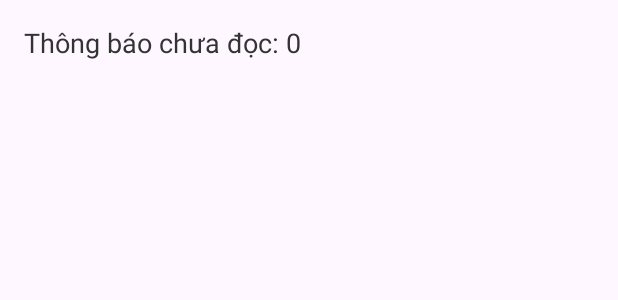
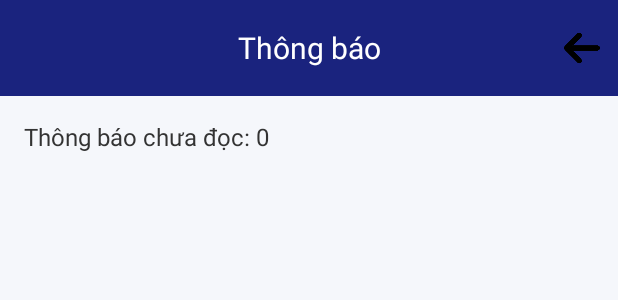
Before and after one commit to lathuan/ASM_team_5, an Android app: the layout activity_notifications.xml on its own in the app's theme, with its tools: preview values and no code run, on a phone screen of 412 x 824 dp. Shown: the top 300 px of the screen. Run offline under Robolectric (Android 15) with nearby library versions, the light colour scheme and no system bars.

Commit message:
sua thong bao

```diff
--- a/app/build.gradle.kts
+++ b/app/build.gradle.kts
@@ -41,5 +41,8 @@ dependencies {
     androidTestImplementation(libs.ext.junit)
     androidTestImplementation(libs.espresso.core)
     implementation("com.google.android.material:material:1.12.0")
+    implementation("androidx.appcompat:appcompat:1.6.1")
+    implementation("com.google.android.material:material:1.9.0")
+    implementation("androidx.drawerlayout:drawerlayout:1.2.0")
 
-}
+    }
--- /dev/null
+++ b/app/src/main/res/drawable/circle_background.xml
@@ -0,0 +1,4 @@
+<shape xmlns:android="http://schemas.android.com/apk/res/android">
+    <solid android:color="#F44336" />
+    <corners android:radius="10dp" />
+</shape>
--- /dev/null
+++ b/app/src/main/res/drawable/notification_item.xml
@@ -0,0 +1,4 @@
+<?xml version="1.0" encoding="utf-8"?>
+<selector xmlns:android="http://schemas.android.com/apk/res/android">
+
+</selector>
--- a/app/src/main/res/layout/activity_notifications.xml
+++ b/app/src/main/res/layout/activity_notifications.xml
@@ -3,20 +3,53 @@
     android:layout_width="match_parent"
     android:layout_height="match_parent"
     android:orientation="vertical"
-    android:padding="16dp">
+    android:background="#F5F7FB">
 
+    <!-- Toolbar -->
+    <androidx.appcompat.widget.Toolbar
+        android:id="@+id/toolbar"
+        android:layout_width="match_parent"
+        android:layout_height="?attr/actionBarSize"
+        android:background="#1A237E"
+        android:theme="@style/ThemeOverlay.AppCompat.Dark.ActionBar">
+
+        <TextView
+            android:layout_width="wrap_content"
+            android:layout_height="wrap_content"
+            android:text="Thông báo"
+            android:textColor="@android:color/white"
+            android:textSize="20sp"
+            android:layout_gravity="center" />
+
+        <ImageView
+            android:id="@+id/btn_close"
+            android:layout_width="48dp"
+            android:layout_height="48dp"
+            android:src="@drawable/close"
+            android:contentDescription="Đóng"
+            android:layout_gravity="end"
+            android:padding="12dp"
+            android:background="?attr/selectableItemBackgroundBorderless" />
+    </androidx.appcompat.widget.Toolbar>
+
+    <!-- TextView cho số lượng thông báo chưa đọc -->
     <TextView
         android:id="@+id/tv_unread_count"
         android:layout_width="wrap_content"
         android:layout_height="wrap_content"
         android:text="Thông báo chưa đọc: 0"
-        android:textSize="18sp"
+        android:textSize="16sp"
         android:textColor="#333333"
-        android:layout_marginBottom="16dp"/>
+        android:padding="16dp" />
 
+    <!-- ListView cho danh sách thông báo -->
     <ListView
         android:id="@+id/list_view"
         android:layout_width="match_parent"
-        android:layout_height="match_parent" />
+        android:layout_height="0dp"
+        android:layout_weight="1"
+        android:divider="@android:color/transparent"
+        android:dividerHeight="0dp"
+        android:padding="8dp" />
 
 </LinearLayout>
```
Also changed, not shown: app/src/main/java/com/example/asm_ad/NotificationsActivity.java (+8 -2 lines), app/src/main/res/drawable/a.xml (added, +17 -0 lines), app/src/main/res/layout/notification_item.xml (added, +17 -0 lines), app/src/main/res/drawable/close.png (added).
